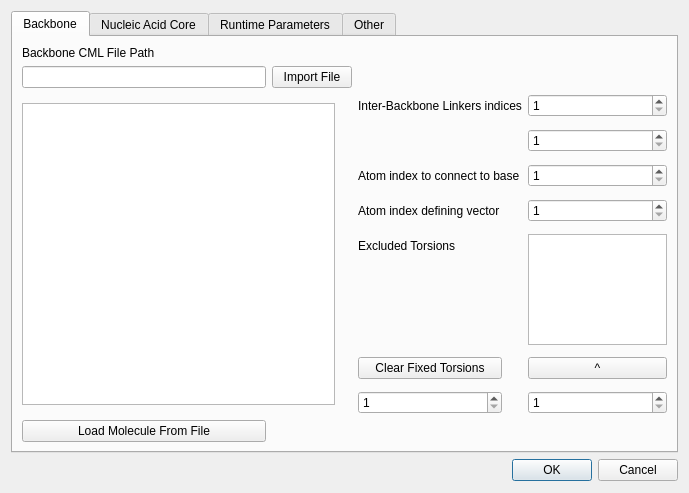
jbarnett8/avogadro, file libavogadro/src/extensions/ProtoBuilderDialog.ui: the form before one commit.
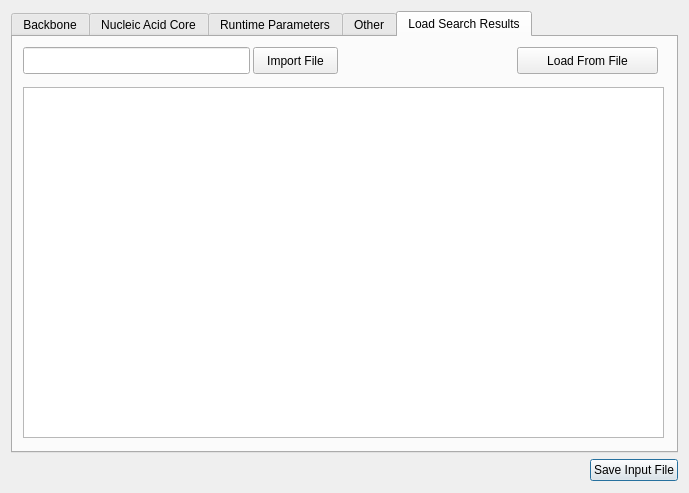
The form after the commit.

Commit message: Added support to view conformers from results

The edit to the form file:
```diff
--- a/libavogadro/src/extensions/ProtoBuilderDialog.ui
+++ b/libavogadro/src/extensions/ProtoBuilderDialog.ui
@@ -15,18 +15,21 @@
    <string>Dialog</string>
   </property>
   <layout class="QGridLayout" name="gridLayout">
+   <item row="3" column="0" alignment="Qt::AlignRight">
+    <widget class="QPushButton" name="save_input_file_button">
+     <property name="maximumSize">
+      <size>
+       <width>150</width>
+       <height>16777215</height>
+      </size>
+     </property>
+     <property name="text">
+      <string>Save Input File</string>
+     </property>
+    </widget>
+   </item>
    <item row="2" column="0">
-    <widget class="QDialogButtonBox" name="buttonBox">
-     <property name="orientation">
-      <enum>Qt::Horizontal</enum>
-     </property>
-     <property name="standardButtons">
-      <set>QDialogButtonBox::Cancel|QDialogButtonBox::Ok</set>
-     </property>
-    </widget>
-   </item>
-   <item row="0" column="0">
-    <widget class="QTabWidget" name="Tabs">
+    <widget class="QTabWidget" name="ViewData">
      <property name="minimumSize">
       <size>
        <width>667</width>
@@ -127,7 +130,13 @@
           <number>2</number>
          </property>
          <attribute name="horizontalHeaderVisible">
-          <bool>false</bool>
+          <bool>true</bool>
+         </attribute>
+         <attribute name="horizontalHeaderCascadingSectionResizes">
+          <bool>true</bool>
+         </attribute>
+         <attribute name="horizontalHeaderStretchLastSection">
+          <bool>true</bool>
          </attribute>
          <attribute name="verticalHeaderVisible">
           <bool>false</bool>
@@ -146,7 +155,7 @@
            </font>
           </property>
           <property name="textAlignment">
-           <set>AlignHCenter|AlignVCenter|AlignCenter</set>
+           <set>AlignCenter</set>
           </property>
          </column>
          <column>
@@ -160,7 +169,7 @@
            </font>
           </property>
           <property name="textAlignment">
-           <set>AlignHCenter|AlignVCenter|AlignCenter</set>
+           <set>AlignCenter</set>
           </property>
          </column>
         </widget>
@@ -981,6 +990,120 @@
        </item>
       </layout>
      </widget>
+     <widget class="QWidget" name="tab_3">
+      <attribute name="title">
+       <string>Load Search Results</string>
+      </attribute>
+      <widget class="QLineEdit" name="import_file_text_3">
+       <property name="geometry">
+        <rect>
+         <x>10</x>
+         <y>10</y>
+         <width>227</width>
+         <height>27</height>
+        </rect>
+       </property>
+      </widget>
+      <widget class="QPushButton" name="import_conformers_button">
+       <property name="geometry">
+        <rect>
+         <x>240</x>
+         <y>10</y>
+         <width>85</width>
+         <height>27</height>
+        </rect>
+       </property>
+       <property name="text">
+        <string>Import File</string>
+       </property>
+      </widget>
+      <widget class="QTableWidget" name="conformer_table">
+       <property name="geometry">
+        <rect>
+         <x>10</x>
+         <y>50</y>
+         <width>641</width>
+         <height>351</height>
+        </rect>
+       </property>
+       <property name="maximumSize">
+        <size>
+         <width>800</width>
+         <height>800</height>
+        </size>
+       </property>
+       <property name="frameShadow">
+        <enum>QFrame::Sunken</enum>
+       </property>
+       <property name="lineWidth">
+        <number>2</number>
+       </property>
+       <property name="horizontalScrollBarPolicy">
+        <enum>Qt::ScrollBarAsNeeded</enum>
+       </property>
+       <property name="editTriggers">
+        <set>QAbstractItemView::NoEditTriggers</set>
+       </property>
+       <property name="dragDropOverwriteMode">
+        <bool>false</bool>
+       </property>
+       <property name="alternatingRowColors">
+        <bool>true</bool>
+       </property>
+       <property name="selectionMode">
+        <enum>QAbstractItemView::SingleSelection</enum>
+       </property>
+       <property name="selectionBehavior">
+        <enum>QAbstractItemView::SelectRows</enum>
+       </property>
+       <property name="iconSize">
+        <size>
+         <width>0</width>
+         <height>0</height>
+        </size>
+       </property>
+       <property name="textElideMode">
+        <enum>Qt::ElideRight</enum>
+       </property>
+       <property name="sortingEnabled">
+        <bool>true</bool>
+       </property>
+       <property name="rowCount">
+        <number>0</number>
+       </property>
+       <property name="columnCount">
+        <number>0</number>
+       </property>
+       <attribute name="horizontalHeaderVisible">
+        <bool>true</bool>
+       </attribute>
+       <attribute name="horizontalHeaderCascadingSectionResizes">
+        <bool>true</bool>
+       </attribute>
+       <attribute name="horizontalHeaderStretchLastSection">
+        <bool>true</bool>
+       </attribute>
+       <attribute name="verticalHeaderVisible">
+        <bool>false</bool>
+       </attribute>
+       <attribute name="verticalHeaderMinimumSectionSize">
+        <number>21</number>
+       </attribute>
+      </widget>
+      <widget class="QPushButton" name="load_conformers_button">
+       <property name="geometry">
+        <rect>
+         <x>504</x>
+         <y>10</y>
+         <width>141</width>
+         <height>27</height>
+        </rect>
+       </property>
+       <property name="text">
+        <string>Load From File</string>
+       </property>
+      </widget>
+     </widget>
     </widget>
    </item>
   </layout>
```
Left out of the diff: 88 changed lines with no effect on the pictures. The commit also changes 2 other files.
